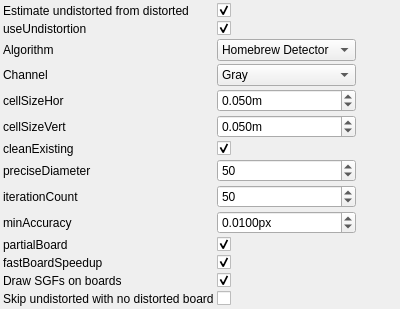
Above: utils/corestructs/coreWidgets/checkerboardDetectionParametersControlWidget.ui from NickPenkrat/corecvs before the change. Below: the same form after it.
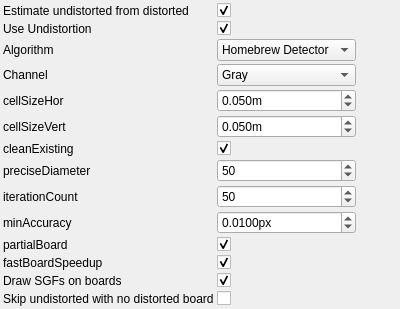
That is the form after the change. Icons and pictures are not drawn.

What changed in the file:
```diff
--- a/utils/corestructs/coreWidgets/checkerboardDetectionParametersControlWidget.ui
+++ b/utils/corestructs/coreWidgets/checkerboardDetectionParametersControlWidget.ui
@@ -40,7 +40,7 @@
     <item row="1" column="0">
      <widget class="QLabel" name="label_1">
        <property name="text">
-         <string>useUndistortion</string>
+         <string>Use Undistortion</string>
        </property>
      </widget>
     </item>
```
Left out of the diff: 6 changed lines with no effect on the pictures.
